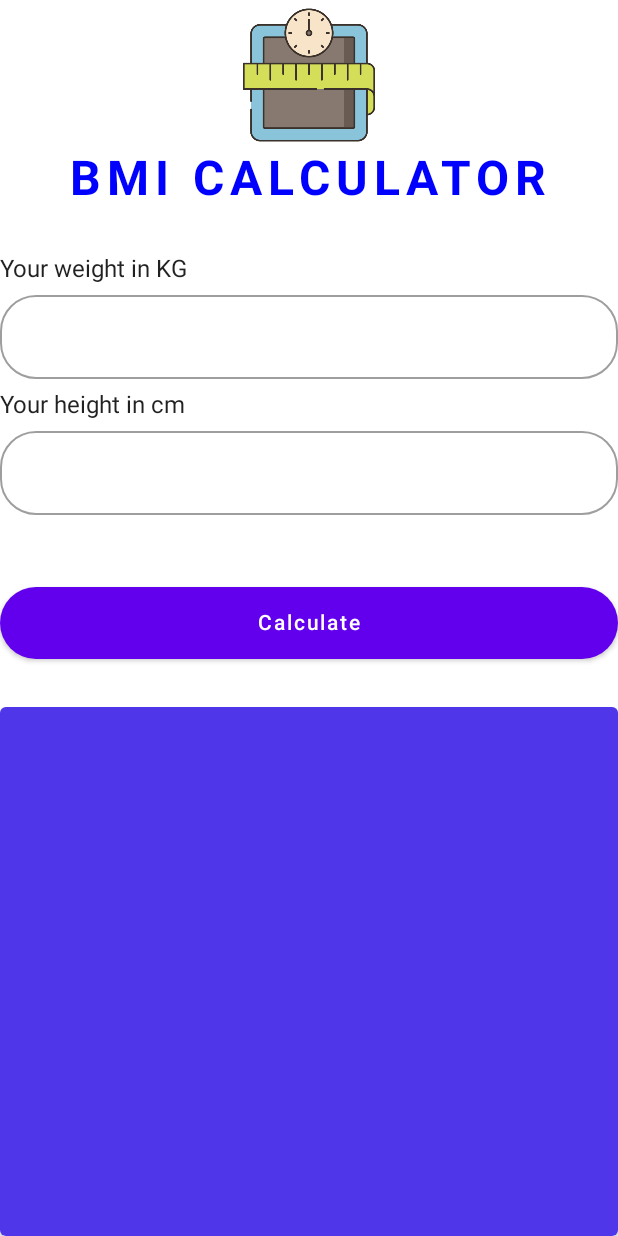
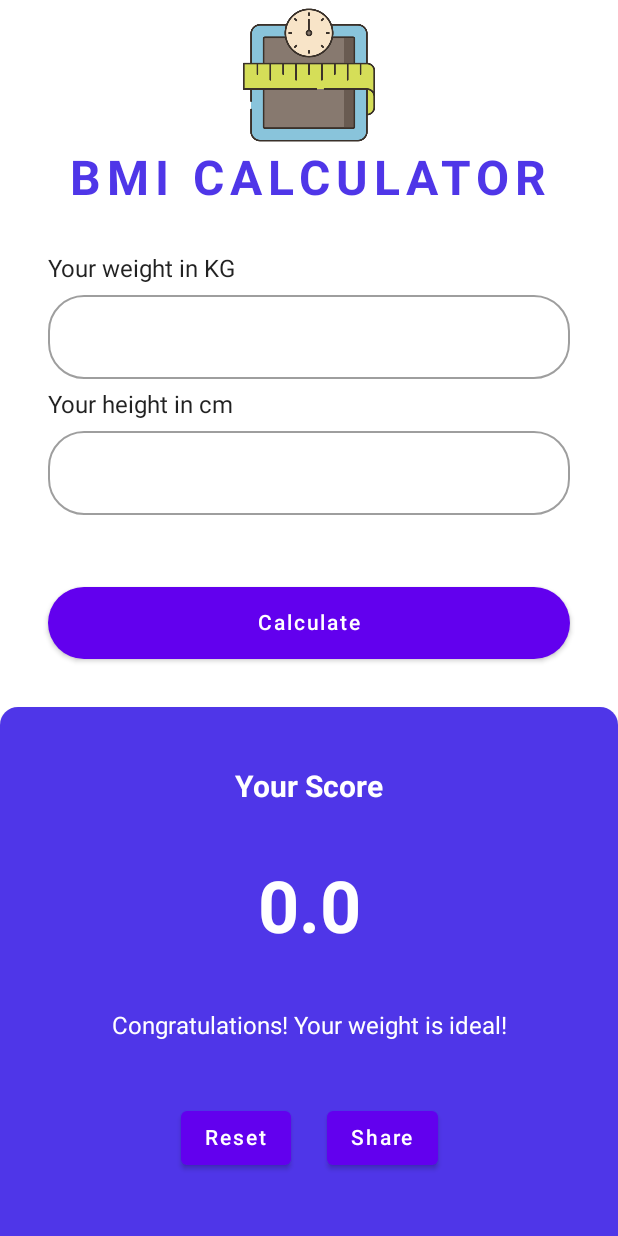
Before and after one commit to VINICIUSNUNES137/BMICalculator, an Android app built with Jetpack Compose: the screen it shows after launch (MainActivity), on a phone screen of 412 x 824 dp. Run offline under Robolectric (Android 15) with nearby library versions, the phone set to English and light mode, and no system bars.

Commit message:
aceitar digitacao

```diff
--- a/app/src/main/java/br/senai/sp/jandira/bmicalculator/MainActivity.kt
+++ b/app/src/main/java/br/senai/sp/jandira/bmicalculator/MainActivity.kt
@@ -10,10 +10,14 @@ import androidx.compose.foundation.layout.*
 import androidx.compose.foundation.shape.RoundedCornerShape
 import androidx.compose.material.*
 import androidx.compose.runtime.Composable
+import androidx.compose.runtime.mutableStateOf
+import androidx.compose.runtime.remember
 import androidx.compose.ui.Alignment
 import androidx.compose.ui.Modifier
 import androidx.compose.ui.graphics.Color
 import androidx.compose.ui.graphics.Outline
+import androidx.compose.ui.graphics.RectangleShape
+import androidx.compose.ui.graphics.Shape
 import androidx.compose.ui.graphics.vector.ImageVector
 import androidx.compose.ui.res.painterResource
 import androidx.compose.ui.res.stringResource
@@ -32,15 +36,15 @@ class MainActivity : ComponentActivity() {
     override fun onCreate(savedInstanceState: Bundle?) {
         super.onCreate(savedInstanceState)
 
-        val p1 = Product()
-        p1.id = 100
-        p1.productName = "mouse"
-
-        val c1 = Client(
-            salary = 1500.0,
-            name = "pedro",
-            id = 100
-        )
+//        val p1 = Product()
+//        p1.id = 100
+//        p1.productName = "mouse"
+//
+//        val c1 = Client(
+//            salary = 1500.0,
+//            name = "pedro",
+//            id = 100
+//        )
 
         setContent {
             BMICalculatorTheme {
@@ -54,6 +58,11 @@ class MainActivity : ComponentActivity() {
 @Preview
 @Composable
 fun CalculatorScreen() {
+
+    var weightState = remember {
+        mutableStateOf("")
+    }
+
     Surface(modifier = Modifier.fillMaxSize()) {
         Column(
             modifier = Modifier
@@ -74,21 +83,29 @@ fun CalculatorScreen() {
                 Text(
                     text = stringResource(id = R.string.title),
                     fontSize = 32.sp,
-                    color = Color.Blue,
+                    color = Color(
+                        red = 79,
+                        green =  54,
+                        blue = 232
+                    ),
                     fontWeight = FontWeight.Bold,
                     letterSpacing = 4.sp,
 
                     )
             }
             // FORM
-            Column(modifier = Modifier.fillMaxWidth()) {
+            Column(modifier = Modifier
+                .fillMaxWidth()
+                .padding(start = 32.dp, end = 32.dp)) {
                 Text(
                     text = stringResource(id = R.string.weight_label),
                     modifier = Modifier.padding(bottom = 8.dp)
                 )
                 OutlinedTextField(
-                    value = "",
-                    onValueChange = {},
+                    value = weightState.value,
+                    onValueChange = {
+                                    weightState.value = it
+                    },
                     modifier = Modifier.fillMaxWidth(),
                     shape = RoundedCornerShape(24.dp)
                 )
@@ -104,7 +121,8 @@ fun CalculatorScreen() {
                 )
                 Spacer(modifier = Modifier.height(48.dp))
                 Button(onClick = { /*TODO*/ }, modifier = Modifier
-                    .fillMaxWidth().padding(bottom = 32.dp),
+                    .fillMaxWidth()
+                    .padding(bottom = 32.dp),
                     shape = RoundedCornerShape(24.dp)
                     ) {
                     Text(text = stringResource(id = R.string.button_calculate),
@@ -119,13 +137,42 @@ fun CalculatorScreen() {
                 Card(
                    modifier =   Modifier
                         .fillMaxSize(),
+                    shape = RoundedCornerShape(topStart = 12.dp, topEnd = 12.dp),
                     backgroundColor = Color(
                         red = 79,
                         green =  54,
                         blue = 232
                     )
                 ) {
-
+                    Column(modifier = Modifier.fillMaxSize(),
+                    verticalArrangement = Arrangement.SpaceEvenly,
+                    horizontalAlignment = Alignment.CenterHorizontally) {
+                        Text(
+                            text = stringResource(id = R.string.your_score),
+                            fontSize = 20.sp,
+                            color = Color.White,
+                            fontWeight = FontWeight.Bold
+                        )
+                        Text(
+                            text = "0.0",
+                            fontSize = 48.sp,
+                            color = Color.White,
+                            fontWeight = FontWeight.Bold
+                        )
+                        Text(
+                            text = stringResource(id = R.string.ideal_state),
+                            color = Color.White
+                        )
+                        Row() {
+                            Button(onClick = { /*TODO*/ }) {
+                                Text(text = stringResource(id = R.string.reset))
+                            }
+                            Spacer(modifier = Modifier.width(24.dp))
+                            Button(onClick = { /*TODO*/ }) {
+                                Text(text = stringResource(id = R.string.share))
+                            }
+                        }
+                    }
 
                 }
             }
--- a/app/src/main/res/values/strings.xml
+++ b/app/src/main/res/values/strings.xml
@@ -7,4 +7,6 @@
     <string name="your_score">Your Score</string>
     <string name="reset">Reset</string>
     <string name="share">Share</string>
+    <string name="ideal_state">Congratulations! Your weight is ideal!</string>
+
 </resources>
```
